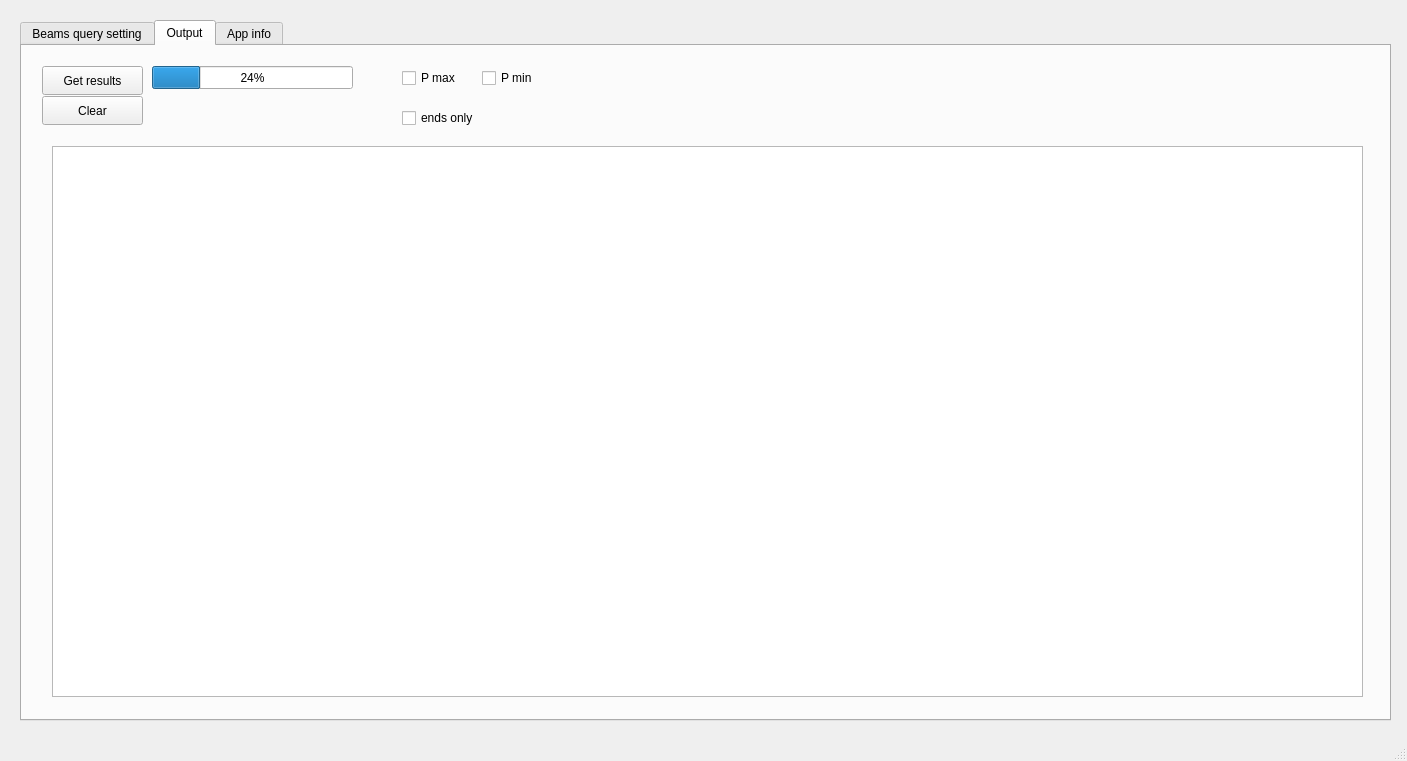
lukaszlaba/etabsplus, file mainwindow.ui: the form before one commit.
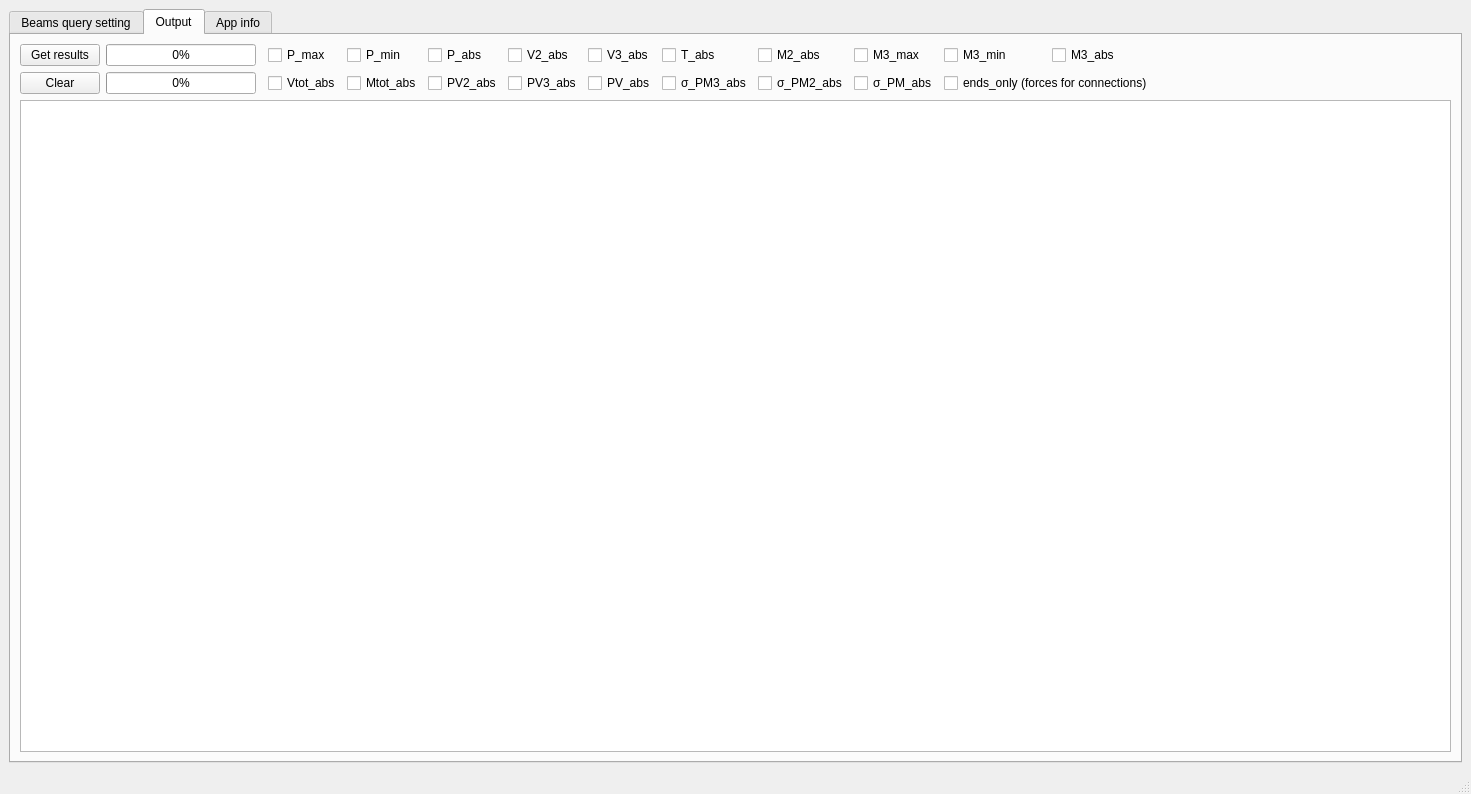
The form after the commit. The open tabs and pages were chosen to show the change.

Patch:
```diff
--- a/mainwindow.ui
+++ b/mainwindow.ui
@@ -6,161 +6,74 @@
    <rect>
     <x>0</x>
     <y>0</y>
-    <width>1407</width>
-    <height>761</height>
+    <width>1471</width>
+    <height>794</height>
    </rect>
   </property>
   <property name="windowTitle">
    <string>Etabs plus toolkit</string>
   </property>
   <widget class="QWidget" name="centralwidget">
+   <layout class="QHBoxLayout" name="horizontalLayout">
+    <item>
    <widget class="QTabWidget" name="tabWidget">
-    <property name="geometry">
-     <rect>
-      <x>20</x>
-      <y>20</y>
-      <width>1371</width>
-      <height>701</height>
-     </rect>
+      <property name="maximumSize">
+       <size>
+        <width>16777215</width>
+        <height>16777215</height>
+       </size>
     </property>
     <property name="currentIndex">
-     <number>1</number>
+       <number>0</number>
     </property>
     <widget class="QWidget" name="tab">
      <attribute name="title">
       <string>Beams query setting</string>
      </attribute>
-     <widget class="QLabel" name="label">
-      <property name="geometry">
-       <rect>
-        <x>40</x>
-        <y>60</y>
-        <width>201</width>
-        <height>20</height>
-       </rect>
-      </property>
-      <property name="text">
-       <string>Load combinations:</string>
-      </property>
-     </widget>
-     <widget class="QPushButton" name="pushButton_GetEtabsData">
-      <property name="geometry">
-       <rect>
-        <x>10</x>
-        <y>20</y>
-        <width>191</width>
-        <height>29</height>
-       </rect>
-      </property>
-      <property name="text">
-       <string>Get model data</string>
-      </property>
-     </widget>
+       <layout class="QGridLayout" name="gridLayout">
+        <item row="2" column="0">
      <widget class="QListWidget" name="listWidget_LC">
-      <property name="geometry">
-       <rect>
-        <x>40</x>
-        <y>90</y>
-        <width>471</width>
-        <height>181</height>
-       </rect>
-      </property>
       <property name="selectionMode">
        <enum>QAbstractItemView::ExtendedSelection</enum>
       </property>
-      <item>
-       <property name="text">
-        <string>weqe</string>
-       </property>
-      </item>
-      <item>
-       <property name="text">
-        <string>Nowy element</string>
-       </property>
-      </item>
-      <item>
-       <property name="text">
-        <string>Nowy element</string>
-       </property>
-      </item>
-      <item>
-       <property name="text">
-        <string>Nowy element</string>
-       </property>
-      </item>
-      <item>
-       <property name="text">
-        <string>Nowy element</string>
-       </property>
-      </item>
-      <item>
-       <property name="text">
-        <string>Nowy element</string>
-       </property>
-      </item>
-      <item>
-       <property name="text">
-        <string>Nowy element</string>
-       </property>
-      </item>
-     </widget>
+         </widget>
+        </item>
+        <item row="2" column="1">
+         <widget class="QListWidget" name="listWidget_Section">
+          <property name="enabled">
+           <bool>false</bool>
+          </property>
+          <property name="selectionMode">
+           <enum>QAbstractItemView::ExtendedSelection</enum>
+          </property>
+         </widget>
+        </item>
+        <item row="2" column="2">
      <widget class="QListWidget" name="listWidget_Groups">
-      <property name="geometry">
-       <rect>
-        <x>640</x>
-        <y>90</y>
-        <width>511</width>
-        <height>171</height>
-       </rect>
+          <property name="enabled">
+           <bool>true</bool>
       </property>
       <property name="selectionMode">
        <enum>QAbstractItemView::ExtendedSelection</enum>
       </property>
-      <item>
-       <property name="text">
-        <string>weqe</string>
-       </property>
-      </item>
-      <item>
+         </widget>
+        </item>
+        <item row="3" column="2">
+         <widget class="QRadioButton" name="radioButton_SelecteInEtabs">
        <property name="text">
-        <string>Nowy element</string>
-       </property>
-      </item>
-      <item>
+           <string>Members Currently Selected in Etabs</string>
+          </property>
+         </widget>
+        </item>
+        <item row="0" column="0" colspan="3">
+         <widget class="QPushButton" name="pushButton_GetEtabsData">
        <property name="text">
-        <string>Nowy element</string>
-       </property>
-      </item>
-      <item>
-       <property name="text">
-        <string>Nowy element</string>
-       </property>
-      </item>
-      <item>
-       <property name="text">
-        <string>Nowy element</string>
-       </property>
-      </item>
-      <item>
-       <property name="text">
-        <string>Nowy element</string>
-       </property>
-      </item>
-      <item>
-       <property name="text">
-        <string>Nowy element</string>
-       </property>
-      </item>
-     </widget>
+           <string>Get model data</string>
+          </property>
+         </widget>
+        </item>
+        <item row="1" column="2">
      <widget class="QRadioButton" name="radioButton_SelectedGroup">
-      <property name="geometry">
-       <rect>
-        <x>640</x>
-        <y>60</y>
-        <width>141</width>
-        <height>24</height>
-       </rect>
-      </property>
       <property name="text">
        <string>Selected Group</string>
       </property>
@@ -168,142 +81,293 @@
        <bool>true</bool>
       </property>
      </widget>
-     <widget class="QRadioButton" name="radioButton_SelecteInEtabs">
-      <property name="geometry">
-       <rect>
-        <x>640</x>
-        <y>280</y>
-        <width>141</width>
-        <height>24</height>
-       </rect>
-      </property>
+        </item>
+        <item row="1" column="0">
+         <widget class="QLabel" name="label">
+          <property name="text">
+           <string>Load combinations:</string>
+          </property>
+         </widget>
+        </item>
+        <item row="1" column="1">
+         <widget class="QRadioButton" name="radioButton_SelectedSection">
       <property name="text">
-       <string>Selected in Etabs</string>
-      </property>
-     </widget>
+           <string>Selected Section</string>
+          </property>
+          <property name="checked">
+           <bool>false</bool>
+          </property>
+         </widget>
+        </item>
+       </layout>
     </widget>
     <widget class="QWidget" name="tab_2">
      <attribute name="title">
       <string>Output</string>
      </attribute>
-     <widget class="QPushButton" name="pushButton_GetResults">
-      <property name="geometry">
-       <rect>
-        <x>20</x>
-        <y>20</y>
-        <width>101</width>
-        <height>29</height>
-       </rect>
-      </property>
-      <property name="text">
-       <string>Get results</string>
-      </property>
-     </widget>
+       <layout class="QGridLayout" name="gridLayout_2">
+        <item row="1" column="0">
      <widget class="QPushButton" name="pushButton_ClearResults">
-      <property name="geometry">
-       <rect>
-        <x>20</x>
-        <y>50</y>
-        <width>101</width>
-        <height>29</height>
-       </rect>
-      </property>
       <property name="text">
        <string>Clear</string>
       </property>
      </widget>
-     <widget class="QProgressBar" name="progressBar">
-      <property name="geometry">
-       <rect>
-        <x>130</x>
-        <y>20</y>
-        <width>201</width>
-        <height>23</height>
-       </rect>
-      </property>
+        </item>
+        <item row="1" column="8">
+         <widget class="QCheckBox" name="checkBox_PM3_abs">
+          <property name="text">
+           <string>σ_PM3_abs</string>
+          </property>
+         </widget>
+        </item>
+        <item row="1" column="9">
+         <widget class="QCheckBox" name="checkBox_PM2_abs">
+          <property name="text">
+           <string>σ_PM2_abs</string>
+          </property>
+         </widget>
+        </item>
+        <item row="1" column="3">
+         <widget class="QCheckBox" name="checkBox_Vtot_abs">
+          <property name="text">
+           <string>Vtot_abs</string>
+          </property>
+         </widget>
+        </item>
+        <item row="0" column="0">
+         <widget class="QPushButton" name="pushButton_GetResults">
+          <property name="text">
+           <string>Get results</string>
+          </property>
+         </widget>
+        </item>
+        <item row="0" column="12">
+         <widget class="QCheckBox" name="checkBox_M3_abs">
+          <property name="text">
+           <string>M3_abs</string>
+          </property>
+         </widget>
+        </item>
+        <item row="1" column="6">
+         <widget class="QCheckBox" name="checkBox_PV3_abs">
+          <property name="text">
+           <string>PV3_abs</string>
+          </property>
+         </widget>
+        </item>
+        <item row="0" column="6">
+         <widget class="QCheckBox" name="checkBox_V2_abs">
+          <property name="text">
+           <string>V2_abs</string>
+          </property>
+         </widget>
+        </item>
+        <item row="0" column="9">
+         <widget class="QCheckBox" name="checkBox_M2_abs">
+          <property name="text">
+           <string>M2_abs</string>
+          </property>
+         </widget>
+        </item>
+        <item row="0" column="5">
+         <widget class="QCheckBox" name="checkBox_P_abs">
+          <property name="text">
+           <string>P_abs</string>
+          </property>
+         </widget>
+        </item>
+        <item row="0" column="8">
+         <widget class="QCheckBox" name="checkBox_T_abs">
+          <property name="text">
+           <string>T_abs</string>
+          </property>
+         </widget>
+        </item>
+        <item row="0" column="10">
+         <widget class="QCheckBox" name="checkBox_M3_max">
+          <property name="text">
+           <string>M3_max</string>
+          </property>
+         </widget>
+        </item>
+        <item row="0" column="11">
+         <widget class="QCheckBox" name="checkBox_M3_min">
+          <property name="text">
+           <string>M3_min</string>
+          </property>
+         </widget>
+        </item>
+        <item row="0" column="4">
+         <widget class="QCheckBox" name="checkBox_P_min">
+          <property name="text">
+           <string>P_min</string>
+          </property>
+         </widget>
+        </item>
+        <item row="0" column="18">
+         <spacer name="horizontalSpacer">
+          <property name="orientation">
+           <enum>Qt::Horizontal</enum>
+          </property>
+          <property name="sizeHint" stdset="0">
+           <size>
+            <width>40</width>
+            <height>20</height>
+           </size>
+          </property>
+         </spacer>
+        </item>
+        <item row="1" column="10">
+         <widget class="QCheckBox" name="checkBox_PM_abs">
+          <property name="text">
+           <string>σ_PM_abs</string>
+          </property>
+         </widget>
+        </item>
+        <item row="1" column="1">
+         <widget class="QProgressBar" name="progressBar_2">
+          <property name="enabled">
+           <bool>true</bool>
+          </property>
+          <property name="maximumSize">
+           <size>
+            <width>150</width>
+            <height>16777215</height>
+           </size>
+          </property>
       <property name="value">
-       <number>24</number>
-      </property>
-     </widget>
-     <widget class="QCheckBox" name="checkBox_Pmax">
-      <property name="geometry">
-       <rect>
-        <x>380</x>
-        <y>20</y>
-        <width>107</width>
-        <height>24</height>
-       </rect>
-      </property>
+           <number>0</number>
+          </property>
+         </widget>
+        </item>
+        <item row="1" column="5">
+         <widget class="QCheckBox" name="checkBox_PV2_abs">
+          <property name="text">
+           <string>PV2_abs</string>
+          </property>
+         </widget>
+        </item>
+        <item row="0" column="1">
+         <widget class="QProgressBar" name="progressBar_1">
+          <property name="maximumSize">
+           <size>
+            <width>150</width>
+            <height>16777215</height>
+           </size>
+          </property>
+          <property name="value">
+           <number>0</number>
+          </property>
+         </widget>
+        </item>
+        <item row="1" column="7">
+         <widget class="QCheckBox" name="checkBox_PV_abs">
       <property name="text">
-       <string>P max</string>
-      </property>
-     </widget>
-     <widget class="QCheckBox" name="checkBox_Pmin">
-      <property name="geometry">
-       <rect>
-        <x>460</x>
-        <y>20</y>
-        <width>107</width>
-        <height>24</height>
-       </rect>
-      </property>
+           <string>PV_abs</string>
+          </property>
+         </widget>
+        </item>
+        <item row="0" column="7">
+         <widget class="QCheckBox" name="checkBox_V3_abs">
+          <property name="text">
+           <string>V3_abs</string>
+          </property>
+         </widget>
+        </item>
+        <item row="1" column="11" colspan="2">
+         <widget class="QCheckBox" name="checkBox_ends_only">
       <property name="text">
-       <string>P min</string>
-      </property>
-     </widget>
+           <string>ends_only (forces for connections)</string>
+          </property>
+         </widget>
+        </item>
+        <item row="0" column="3">
+         <widget class="QCheckBox" name="checkBox_P_max">
+          <property name="text">
+           <string>P_max</string>
+          </property>
+         </widget>
+        </item>
+        <item row="1" column="4">
+         <widget class="QCheckBox" name="checkBox_Mtot_abs">
+          <property name="text">
+           <string>Mtot_abs</string>
+          </property>
+         </widget>
+        </item>
+        <item row="3" column="0" colspan="20">
      <widget class="QPlainTextEdit" name="plainTextEdit">
-      <property name="geometry">
-       <rect>
-        <x>30</x>
-        <y>100</y>
-        <width>1311</width>
-        <height>551</height>
-       </rect>
-      </property>
-     </widget>
-     <widget class="QCheckBox" name="checkBox_EndsOnly">
-      <property name="geometry">
-       <rect>
-        <x>380</x>
-        <y>60</y>
-        <width>107</width>
-        <height>24</height>
-       </rect>
-      </property>
-      <property name="text">
-       <string>ends only</string>
-      </property>
-     </widget>
+          <property name="font">
+           <font>
+            <family>Courier New</family>
+            <pointsize>10</pointsize>
+           </font>
+          </property>
+          <property name="readOnly">
+           <bool>true</bool>
+          </property>
+         </widget>
+        </item>
+       </layout>
     </widget>
     <widget class="QWidget" name="tab_3">
      <attribute name="title">
       <string>App info</string>
      </attribute>
+       <layout class="QGridLayout" name="gridLayout_3">
+        <item row="0" column="0">
      <widget class="QPlainTextEdit" name="plainTextEdit_AppInfo">
-      <property name="geometry">
-       <rect>
-        <x>20</x>
-        <y>20</y>
-        <width>1311</width>
-        <height>125</height>
-       </rect>
+          <property name="enabled">
+           <bool>false</bool>
+          </property>
+          <property name="maximumSize">
+           <size>
+            <width>16777215</width>
+            <height>500</height>
+           </size>
+          </property>
+          <property name="font">
+           <font>
+            <family>Courier New</family>
+            <pointsize>10</pointsize>
+           </font>
       </property>
       <property name="readOnly">
        <bool>true</bool>
       </property>
       <property name="plainText">
-       <string>sdasadadasd</string>
-      </property>
-     </widget>
-    </widget>
-   </widget>
+           <string/>
+          </property>
+          <property name="backgroundVisible">
+           <bool>false</bool>
+          </property>
+         </widget>
+        </item>
+        <item row="1" column="0">
+         <spacer name="verticalSpacer">
+          <property name="orientation">
+           <enum>Qt::Vertical</enum>
+          </property>
+          <property name="sizeHint" stdset="0">
+           <size>
+            <width>20</width>
+            <height>40</height>
+           </size>
+          </property>
+         </spacer>
+        </item>
+       </layout>
+      </widget>
+     </widget>
+    </item>
+   </layout>
   </widget>
   <widget class="QMenuBar" name="menubar">
    <property name="geometry">
     <rect>
      <x>0</x>
      <y>0</y>
-     <width>1407</width>
+     <width>1471</width>
      <height>26</height>
     </rect>
    </property>
```
Lines whose indentation alone changed are shown as unchanged.
